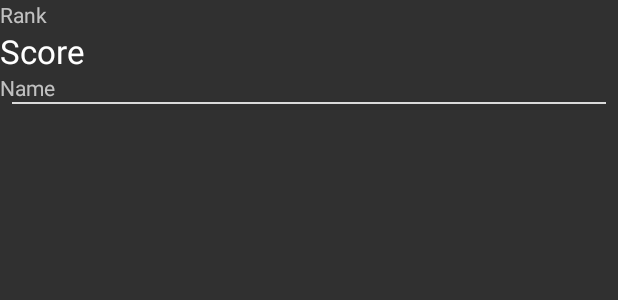
After one commit to noodlegg/RPG, an Android app: the layout leaderboard_list_item.xml on its own in the app's theme, with its tools: preview values and no code run, on a phone screen of 412 x 824 dp. The commit adds this screen. Shown: the top 300 px of the screen. Run offline under Robolectric (Android 15) with nearby library versions, the phone set to English and light mode, and no system bars.

Commit message:
Leaderboard files added
- Added required files for leaderboard from beta_leaderboard branch
- Fragments still work as intended
- Leaderboard is not implemented yet

TBD:
- Implement Leaderboard as a fragment
- Import Firebase dependencies etc.

```diff
--- /dev/null
+++ b/app/src/main/res/layout/leaderboard_list_item.xml
@@ -0,0 +1,37 @@
+<?xml version="1.0" encoding="utf-8"?>
+<LinearLayout xmlns:android="http://schemas.android.com/apk/res/android"
+    xmlns:tools="http://schemas.android.com/tools"
+    android:orientation="vertical"
+    android:layout_width="match_parent"
+    android:layout_height="wrap_content">
+
+    <TextView
+        android:id="@+id/lb_ranking"
+        android:layout_width="wrap_content"
+        android:layout_height="wrap_content"
+        tools:text="Rank"/>
+
+    <TextView
+        android:id="@+id/lb_playerScore"
+        android:layout_width="wrap_content"
+        android:layout_height="wrap_content"
+        android:layout_weight="0"
+        android:textAppearance="?android:attr/textAppearanceLarge"
+        tools:text="Score" />
+
+    <TextView
+        android:id="@+id/lb_playerName"
+        android:layout_width="wrap_content"
+        android:layout_height="wrap_content"
+        android:layout_weight="0"
+        android:textAppearance="?android:attr/textAppearanceSmall"
+        tools:text="Name" />
+
+    <View
+        android:layout_width="match_parent"
+        android:layout_height="1dp"
+        android:background="#dadada"
+        android:layout_marginLeft="8dp"
+        android:layout_marginRight="8dp"/>
+
+</LinearLayout>
```
Also changed, not shown: app/src/main/java/com/example/sword/rpg/LeaderboardAdapter.java (added, +60 -0 lines), app/src/main/java/com/example/sword/rpg/PlayerScore.java (added, +35 -0 lines), app/src/main/res/layout/fragment_leaderboard.xml (+37 -6 lines).
